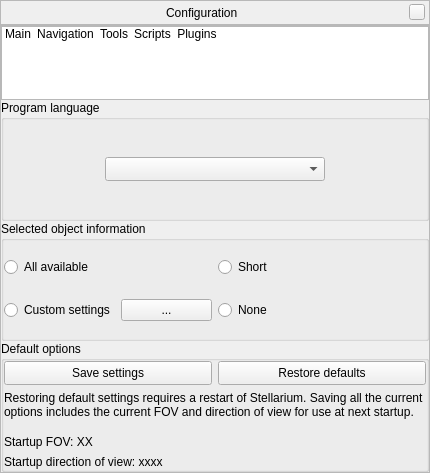
Qt form src/gui/configurationDialog.ui (519984307/stellarium_src) before a commit.
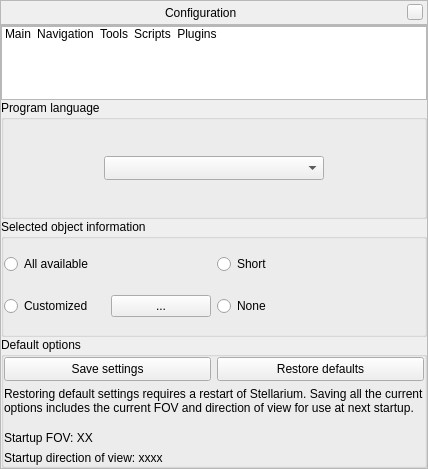
The same form after that commit. Icons and pictures are not drawn. Custom widgets are drawn as their Qt base class.

Commit message: improve custom settnigs button

```diff
--- a/src/gui/configurationDialog.ui
+++ b/src/gui/configurationDialog.ui
@@ -6,8 +6,8 @@
    <rect>
     <x>0</x>
     <y>0</y>
-    <width>430</width>
-    <height>473</height>
+    <width>428</width>
+    <height>469</height>
    </rect>
   </property>
   <property name="styleSheet">
@@ -245,12 +245,15 @@
                     <string>Display user settings information</string>
                    </property>
                    <property name="text">
-                    <string>Custom settings</string>
+                    <string>Customized</string>
                    </property>
                   </widget>
                  </item>
                  <item>
                   <widget class="QPushButton" name="pushButtonCustomInfoDialog">
+                   <property name="enabled">
+                    <bool>true</bool>
+                   </property>
                    <property name="text">
                     <string>...</string>
                    </property>
```
The commit also changes 1 other file.
